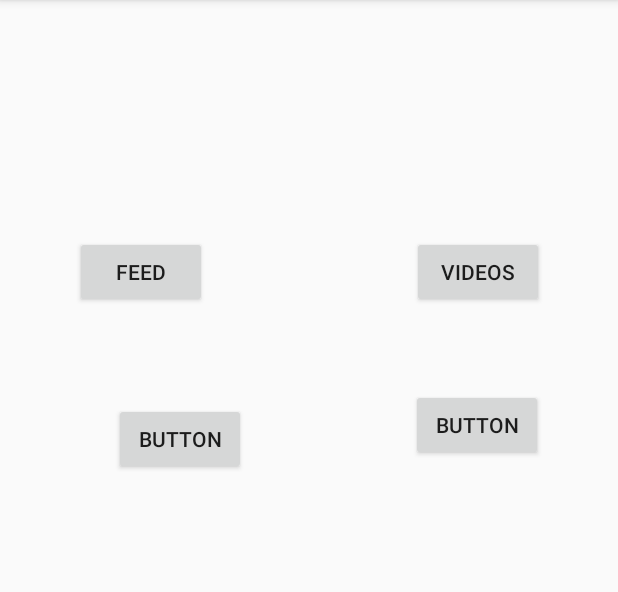
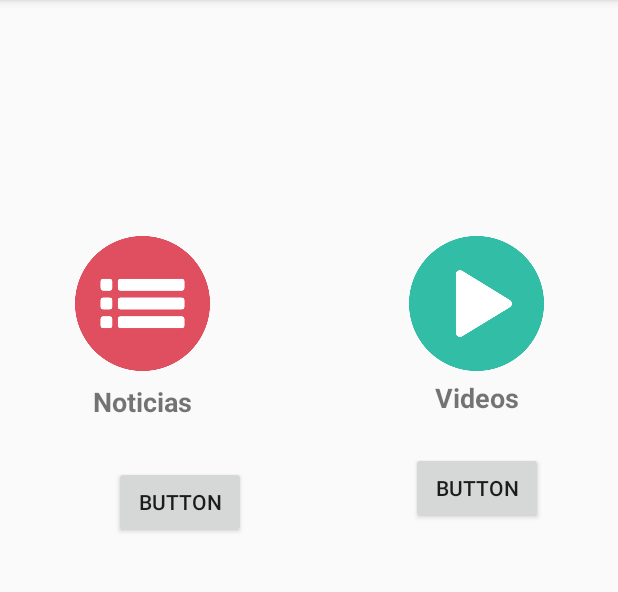
Before and after one commit to 0tavi0/ABOB, an Android app: the screen it shows after launch (MainActivity), on a phone screen of 412 x 824 dp, the part 84-676 px from its top. Run offline under Robolectric (Android 15) with nearby library versions, the phone set to English and light mode, and no system bars.

Commit message:
Duas imagens para background da tela de inici

```diff
--- a/app/src/main/res/layout/activity_main.xml
+++ b/app/src/main/res/layout/activity_main.xml
@@ -9,19 +9,17 @@
 
 
     <Button
-            android:text="Feed"
-            android:layout_width="wrap_content"
-            android:layout_height="wrap_content"
+            android:layout_width="90dp"
+            android:layout_height="90dp"
             android:id="@+id/btnFeed" app:layout_constraintTop_toTopOf="parent"
             app:layout_constraintStart_toStartOf="parent" android:layout_marginTop="157dp"
-            android:layout_marginStart="50dp"/>
+            android:layout_marginStart="50dp" android:background="@drawable/ic_listfeed"/>
     <Button
-            android:text="Videos"
-            android:layout_width="wrap_content"
-            android:layout_height="wrap_content"
+            android:layout_width="90dp"
+            android:layout_height="90dp"
             android:id="@+id/btnVideos"
             app:layout_constraintBaseline_toBaselineOf="@+id/btnFeed" android:layout_marginEnd="49dp"
-            app:layout_constraintEnd_toEndOf="parent"/>
+            app:layout_constraintEnd_toEndOf="parent" android:background="@drawable/ic_playbutton"/>
     <Button
             android:text="Button"
             android:layout_width="wrap_content"
@@ -36,4 +34,22 @@
             android:id="@+id/button4" android:layout_marginTop="54dp"
             app:layout_constraintTop_toBottomOf="@+id/btnVideos" android:layout_marginEnd="50dp"
             app:layout_constraintEnd_toEndOf="parent"/>
+    <TextView
+            android:text="Videos"
+            android:textStyle="bold"
+            android:textSize="18sp"
+            android:layout_width="wrap_content"
+            android:layout_height="wrap_content"
+            android:id="@+id/textView" app:layout_constraintEnd_toEndOf="@+id/btnVideos"
+            app:layout_constraintStart_toStartOf="@+id/btnVideos"
+            android:layout_marginTop="5dp" app:layout_constraintTop_toBottomOf="@+id/btnVideos"/>
+    <TextView
+            android:text="Noticias"
+            android:textStyle="bold"
+            android:textSize="18sp"
+            android:layout_width="wrap_content"
+            android:layout_height="wrap_content"
+            android:id="@+id/textView3" app:layout_constraintEnd_toEndOf="@+id/btnFeed"
+            app:layout_constraintStart_toStartOf="@+id/btnFeed" android:layout_marginTop="8dp"
+            app:layout_constraintTop_toBottomOf="@+id/btnFeed"/>
 </android.support.constraint.ConstraintLayout>
```
Also changed, not shown: app/src/main/res/drawable/ic_listfeed.png (added), app/src/main/res/drawable/ic_playbutton.png (added).
